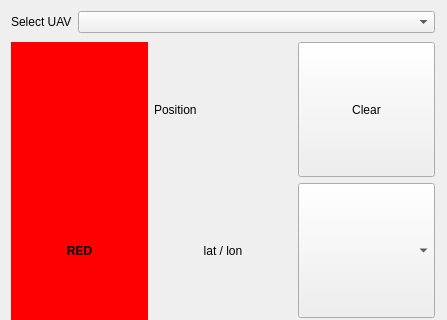
Old version of the form sw/ground_segment/python/mark_tracker/ui/mainwindow.ui in the repository yannickj/paparazzi; both pictures show x 0 to 447 and y 0 to 320 of the 447 by 877 pixel window.
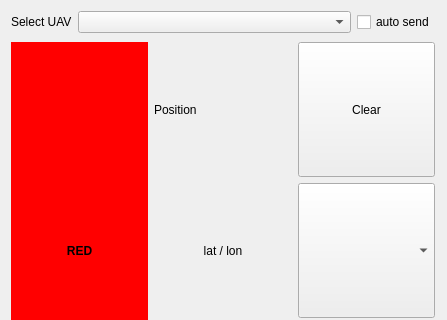
New version of the form.

Commit message: add auto send waypoint

Patch:
```diff
--- a/sw/ground_segment/python/mark_tracker/ui/mainwindow.ui
+++ b/sw/ground_segment/python/mark_tracker/ui/mainwindow.ui
@@ -61,6 +61,19 @@
          </property>
         </widget>
        </item>
+       <item>
+        <widget class="QCheckBox" name="auto_send_check">
+         <property name="sizePolicy">
+          <sizepolicy hsizetype="Fixed" vsizetype="Fixed">
+           <horstretch>0</horstretch>
+           <verstretch>0</verstretch>
+          </sizepolicy>
+         </property>
+         <property name="text">
+          <string>auto send</string>
+         </property>
+        </widget>
+       </item>
       </layout>
      </item>
      <item>
```
The commit also changes 1 other file.
